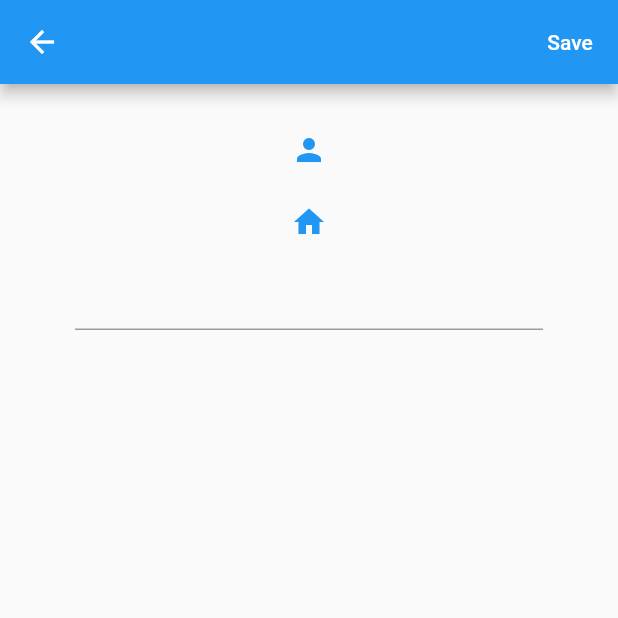
After one commit to Arora-Yash-coder/twitter_ui, a Flutter app: the screen it shows once a user with an empty profile is signed in, in the side drawer, after a tap on "Edit", on a phone screen of 412 x 824 dp, the top half of it. The commit adds this screen. Run offline on Flutter 3.47's test engine with Material 2 defaults, Android fonts, the phone set to English and light mode, and no system bars; our stand-ins replace cloud_firestore, firebase_auth, firebase_core, firebase_storage, image_picker; accounts and stored records are empty; network calls fail.

Commit message:
Started Worling on User Profile

```diff
--- a/lib/main.dart
+++ b/lib/main.dart
@@ -15,14 +15,17 @@ class MyApp extends StatelessWidget {
 
   final Future<FirebaseApp> _initialization = Firebase.initializeApp();
 
-  // This widget is the root of your application.
   @override
   Widget build(BuildContext context) {
     return FutureBuilder(
       future: _initialization,
       builder: (context, snapshot) {
         if (snapshot.hasError) {
-          // return SomethingWentWrong();
+          return Center(
+              child: Text(
+            snapshot.toString(),
+            textDirection: TextDirection.ltr,
+          ));
         }
         if (snapshot.connectionState == ConnectionState.done) {
           return StreamProvider<UserModel?>.value(
--- a/lib/screens/auth/signup.dart
+++ b/lib/screens/auth/signup.dart
@@ -9,7 +9,7 @@ class SignUp extends StatefulWidget {
 }
 
 class _SignUpState extends State<SignUp> {
-  //
+  // AuthService Initialization
   final AuthService _authService = AuthService();
 
   // User Details
@@ -22,7 +22,7 @@ class _SignUpState extends State<SignUp> {
       appBar: AppBar(
         backgroundColor: Colors.blue,
         elevation: 8,
-        title: const Text('SignUP'),
+        title: const Text('SignUP/SignIN'),
       ),
       body: Container(
         padding: const EdgeInsets.symmetric(
--- a/lib/screens/main/home.dart
+++ b/lib/screens/main/home.dart
@@ -40,6 +40,12 @@ class Home extends StatelessWidget {
               },
             ),
             ListTile(
+              title: const Text('Edit'),
+              onTap: () {
+                Navigator.pushNamed(context, '/edit');
+              },
+            ),
+            ListTile(
               title: const Text('SignOut'),
               onTap: () async {
                 authService.signOut();
--- /dev/null
+++ b/lib/screens/main/profile/edit.dart
@@ -0,0 +1,93 @@
+import 'dart:io';
+
+import 'package:flutter/material.dart';
+import 'package:image_picker/image_picker.dart';
+import 'package:twitter_ui/services/user.dart';
+
+class Edit extends StatefulWidget {
+  const Edit({Key? key}) : super(key: key);
+
+  @override
+  State<Edit> createState() => _EditState();
+}
+
+class _EditState extends State<Edit> {
+  UserService userService = UserService();
+  File? profileImage;
+  File? bannerImage;
+  final picker = ImagePicker();
+  String name = '';
+
+  Future getImage(int type) async {
+    final pickedFile = await picker.getImage(source: ImageSource.camera);
+    setState(() {
+      if (pickedFile != null && type == 0) {
+        profileImage = File(pickedFile.path);
+      }
+      if (pickedFile != null && type == 1) {
+        bannerImage = File(pickedFile.path);
+      }
+    });
+  }
+
+  @override
+  Widget build(BuildContext context) {
+    return Scaffold(
+      appBar: AppBar(
+        actions: [
+          TextButton(
+            onPressed: () async {
+              await userService.updateProfile(bannerImage, profileImage, name);
+              Navigator.pop(context);
+            },
+            child: const Text(
+              'Save',
+              style: TextStyle(
+                color: Colors.white,
+              ),
+            ),
+          )
+        ],
+      ),
+      body: Container(
+          padding: const EdgeInsets.symmetric(
+            vertical: 20,
+            horizontal: 50,
+          ),
+          child: Form(
+              child: Column(
+            children: [
+              TextButton(
+                onPressed: () {
+                  getImage(0);
+                },
+                child: profileImage == null
+                    ? const Icon(Icons.person)
+                    : Image.file(
+                        profileImage!,
+                        height: 100,
+                      ),
+              ),
+              TextButton(
+                onPressed: () {
+                  getImage(1);
+                },
+                child: bannerImage == null
+                    ? const Icon(Icons.home)
+                    : Image.file(
+                        bannerImage!,
+                        height: 100,
+                      ),
+              ),
+              TextFormField(
+                onChanged: (value) {
+                  setState(() {
+                    name = value;
+                  });
+                },
+              ),
+            ],
+          ))),
+    );
+  }
+}
--- a/lib/screens/wrapper.dart
+++ b/lib/screens/wrapper.dart
@@ -4,6 +4,7 @@ import 'package:twitter_ui/models/user.dart';
 import 'package:twitter_ui/screens/auth/signup.dart';
 import 'package:twitter_ui/screens/main/home.dart';
 import 'package:twitter_ui/screens/main/posts/add.dart';
+import 'package:twitter_ui/screens/main/profile/edit.dart';
 import 'package:twitter_ui/screens/main/profile/profile.dart';
 
 class Wrapper extends StatelessWidget {
@@ -23,6 +24,7 @@ class Wrapper extends StatelessWidget {
         '/': (context) => const Home(),
         '/add': (context) => const Add(),
         '/profile': (context) => const Profile(),
+        '/edit': (context) => const Edit(),
       },
     );
   }
--- a/pubspec.yaml
+++ b/pubspec.yaml
@@ -40,6 +40,8 @@ dependencies:
   firebase_auth: ^3.6.4
   provider: ^6.0.3
   cloud_firestore: ^3.4.5
+  firebase_storage: ^10.3.7
+  image_picker: ^0.8.5+3
 
 
 dev_dependencies:
```
Also changed, not shown: lib/models/post.dart (added, +15 -0 lines), lib/screens/main/posts/list.dart (added, +27 -0 lines), lib/screens/main/profile/profile.dart (+12 -2 lines), lib/services/auth.dart (+12 -6 lines), lib/services/posts.dart (+21 -0 lines), lib/services/user.dart (added, +43 -0 lines), lib/services/utils.dart (added, +17 -0 lines), pubspec.lock, 2 other files.
